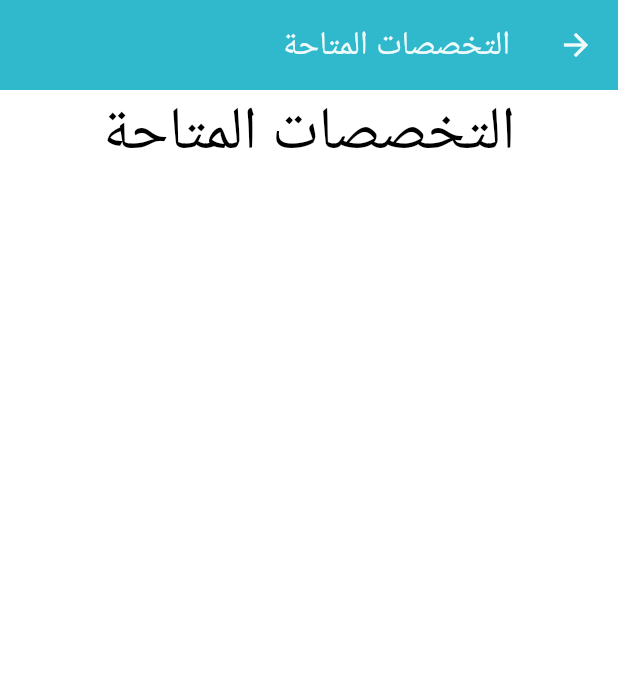
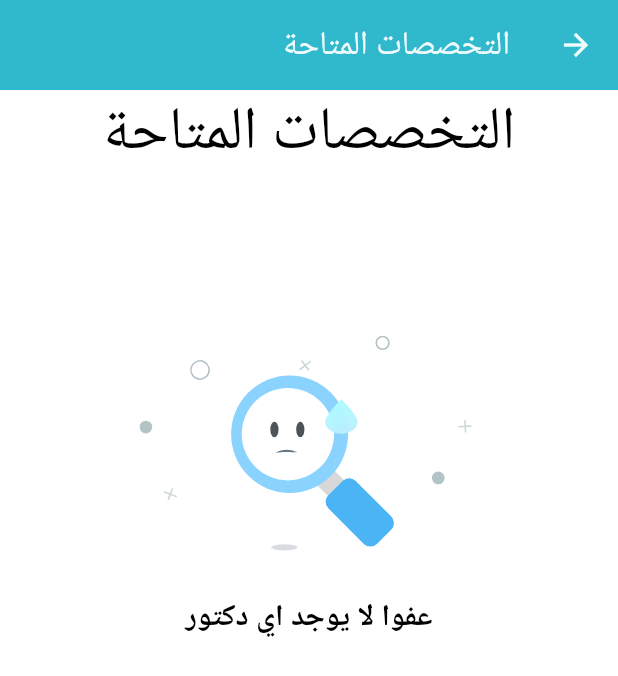
Before and after one commit to abdelrahmanali1275/esteshary_user, a Flutter app: the EnterDoctor screen opened directly, on a phone screen of 412 x 824 dp. Shown: the top 676 px of the screen. Run offline on Flutter 3.47's test engine with Material 3 defaults, Android fonts, the light colour scheme and no system bars; our stand-ins replace bloc, cached_network_image, cloud_firestore, dartz, dio, file_picker and 14 more; missing offline and left inert: flutter_sound; accounts and stored records are empty.

Commit message:
2 commit

```diff
--- a/lib/features/new_reservation/Timer.dart
+++ b/lib/core/data/Timer.dart
@@ -6,6 +6,7 @@ class Timer {
     this.to,
     this.date,
     this.day,
+    this.num,
   });
 
   Timer.fromJson(dynamic json) {
@@ -15,6 +16,7 @@ class Timer {
     to = json['to'];
     day = json['day'];
     date = json["date"];
+    num= json["num"];
   }
 
   String? doctorId;
@@ -23,6 +25,7 @@ class Timer {
   String? to;
   String? day;
   String? date;
+  int?num;
 
   Map<String, dynamic> toJson() {
     final map = <String, dynamic>{};
@@ -32,6 +35,7 @@ class Timer {
     map['to'] = to;
     map['day'] = day;
     map["date"] = date;
+    map["num"]=num;
     return map;
   }
 }
--- a/lib/core/data/firebase/auth.dart
+++ b/lib/core/data/firebase/auth.dart
@@ -21,9 +21,9 @@ class AuthHelper {
   }
 
   Future<Either<ErrorFailure, String>> register(
-    email,
-    password,
-  ) async {
+      email,
+      password,
+      ) async {
     try {
       var res = await FirebaseAuth.instance
           .createUserWithEmailAndPassword(email: email, password: password);
--- a/lib/core/data/request_model.dart
+++ b/lib/core/data/request_model.dart
@@ -14,6 +14,7 @@ class RequestModel {
   final DateTime createdAt;
   final DoctorModel doctor;
   final UserModel user;
+  final int num;
 
   factory RequestModel.fromJson(Map<String, dynamic> json) {
     return RequestModel(
@@ -28,6 +29,7 @@ class RequestModel {
       createdAt: json['createAt'].toDate(),
       doctor: DoctorModel.fromJson(json['doctor']),
       user: UserModel.fromJson(json['user']),
+      num: json['num'],
     );
   }
 
@@ -42,5 +44,7 @@ class RequestModel {
       required this.to,
       required this.createdAt,
       required this.doctor,
-      required this.user});
+      required this.user,
+      required this.num,
+      });
 }
--- a/lib/core/widgets/data_empty.dart
+++ b/lib/core/widgets/data_empty.dart
@@ -21,3 +21,22 @@ class DataEmpty extends StatelessWidget {
     );
   }
 }
+class DataEmpty2 extends StatelessWidget {
+  const DataEmpty2({
+    super.key, required this.txt,
+  });
+  final String txt;
+
+  @override
+  Widget build(BuildContext context) {
+    return Column(
+      mainAxisAlignment: MainAxisAlignment.center,
+      children: [
+        50.height,
+        Lottie.asset('assets/lottie/no_result_lottie.json',width: 250.w),
+        20.height,
+        Text("$txt",style: CustomTextStyles.bodyLargeBlack900Bold20),
+      ],
+    );
+  }
+}
--- a/lib/features/home/presentation/widgets/specialization_list.dart
+++ b/lib/features/home/presentation/widgets/specialization_list.dart
@@ -3,6 +3,8 @@ import 'package:flutter/material.dart';
 import 'package:flutter_bloc/flutter_bloc.dart';
 import 'package:naraakom/core/data/doctor_model.dart';
 import 'package:naraakom/features/new_reservation/presentation/manager/new_reservation_cubit.dart';
+import 'package:naraakom/features/resume_reservation/presentaion/widgets/data_empty.dart';
+import '../../../../core/widgets/data_empty.dart';
 import '../manager/home_cubit.dart';
 import 'specialization_widget.dart';
 
@@ -18,14 +20,14 @@ class SpecializationList extends StatelessWidget {
         builder: (context, state) {
           return ListView.builder(
             itemBuilder: (context, index) {
-              return SpecializationWidget(
+              return data.isEmpty? DataEmpty2(txt: 'عفوا لا يوجد اي دكتور',):SpecializationWidget(
                 name: data[index].name,
                 specialist: data[index].specialist,
                 url: data[index].photo,
                 data: data[index],
               );
             },
-            itemCount: data.length,
+            itemCount: data.isEmpty?1:data.length,
             scrollDirection: Axis.vertical,
           );
         },
--- a/lib/features/new_reservation/enter_doctor.dart
+++ b/lib/features/new_reservation/enter_doctor.dart
@@ -15,7 +15,8 @@ class EnterDoctor extends StatelessWidget {
       appBar: const CustomAppBar(
         text: AppStrings.specialestAvailable,
       ),
-      body: Column(
+      body: Center(
+        child: Column(
           children: [
             Text(AppStrings.specialestAvailable,
                 style: CustomTextStyles.bodyLargeBlackFont40),
@@ -39,6 +40,7 @@ class EnterDoctor extends StatelessWidget {
             ),
           ],
         ),
+      ),
     );
   }
 }
--- a/lib/features/new_reservation/presentation/widgets/new_reservation_body.dart
+++ b/lib/features/new_reservation/presentation/widgets/new_reservation_body.dart
@@ -2,7 +2,7 @@ import 'package:flutter/material.dart';
 import 'package:flutter_bloc/flutter_bloc.dart';
 import 'package:naraakom/core/app_export.dart';
 import 'package:naraakom/core/widgets/show_toast.dart';
-import 'package:naraakom/features/new_reservation/Timer.dart';
+import 'package:naraakom/core/data/Timer.dart';
 import 'package:naraakom/features/new_reservation/presentation/manager/new_reservation_cubit.dart';
 import 'custom_time_button.dart';
 
--- a/lib/features/register/presentation/manager/register_cubit.dart
+++ b/lib/features/register/presentation/manager/register_cubit.dart
@@ -1,3 +1,4 @@
+import 'package:firebase_messaging/firebase_messaging.dart';
 import 'package:flutter/material.dart';
 import 'package:flutter_bloc/flutter_bloc.dart';
 import 'package:naraakom/core/data/firebase/auth.dart';
@@ -53,6 +54,7 @@ class RegisterCubit extends Cubit<RegisterState> {
         RegisterErrState(l.message),
       ),
       (r) async {
+        String fcnToken= await FirebaseMessaging.instance.getToken()??"";
         var set = await firebaseUser.setUserData(UserModel(
             userId: r,
             name: name.text,
@@ -63,7 +65,7 @@ class RegisterCubit extends Cubit<RegisterState> {
             job: job.text,
             requiredWhatsApp: requiredWhatsApp.text,
             optionalWhatsApp: optionalWhatsApp.text,
-            gender: gender));
+            gender: gender, fcn_token: fcnToken));
 
         set.fold((l) {
           RegisterErrState(l.message);
--- a/lib/features/talk_about_you/presentation/widgets/talk_about_you_body.dart
+++ b/lib/features/talk_about_you/presentation/widgets/talk_about_you_body.dart
@@ -83,7 +83,9 @@ class TalkAboutYouBody extends StatelessWidget {
                                   Text(
                                     "الغاء",
                                     style: TextStyle(color: Colors.red),
-                                  )
+                                  ).onTap((){
+                                    Navigator.pop(context);
+                                  })
                                 ],
                               ),
                             ],
```
Also changed, not shown: lib/core/data/firebase/user.dart (+18 -12 lines), lib/core/data/user_model.dart (+7 -3 lines), lib/features/home/presentation/home.dart (+1 -11 lines), lib/features/new_reservation/presentation/manager/new_reservation_cubit.dart (+9 -9 lines), lib/features/new_reservation/presentation/new_reservation_model.dart (deleted, +0 -11 lines), lib/features/new_reservation/presentation/widgets/custom_filled_button.dart (+12 -7 lines), lib/features/new_reservation/presentation/widgets/custom_time_button.dart (+7 -6 lines), lib/features/talk_about_you/presentation/widgets/record.dart (+0 -11 lines), 1 other file. Lines whose indentation alone changed are shown as unchanged.
